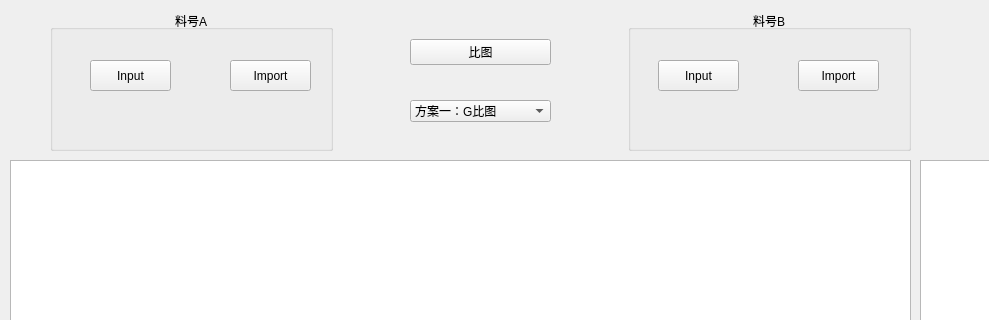
Above: ui/mainWindow.ui from naivete13sky/epvs before the change; both pictures show x 0 to 989 and y 0 to 320 of the 1149 by 801 pixel window. Below: the same form after it.
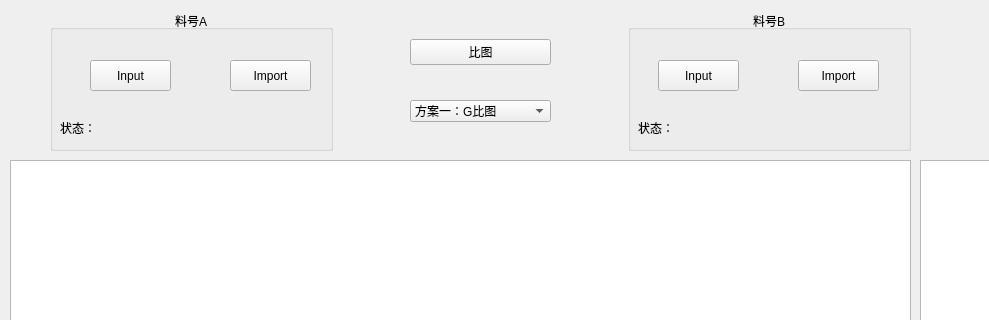
That is the form after the change.

The edit to the form file:
```diff
--- a/ui/mainWindow.ui
+++ b/ui/mainWindow.ui
@@ -78,6 +78,19 @@
          <string>Import</string>
         </property>
        </widget>
+       <widget class="QLabel" name="labelJobA">
+        <property name="geometry">
+         <rect>
+          <x>10</x>
+          <y>110</y>
+          <width>251</width>
+          <height>16</height>
+         </rect>
+        </property>
+        <property name="text">
+         <string>状态：</string>
+        </property>
+       </widget>
       </widget>
      </item>
      <item>
@@ -165,6 +178,19 @@
          <string>Input</string>
         </property>
        </widget>
+       <widget class="QLabel" name="labelJobB">
+        <property name="geometry">
+         <rect>
+          <x>10</x>
+          <y>110</y>
+          <width>251</width>
+          <height>16</height>
+         </rect>
+        </property>
+        <property name="text">
+         <string>状态：</string>
+        </property>
+       </widget>
       </widget>
      </item>
     </layout>
```
